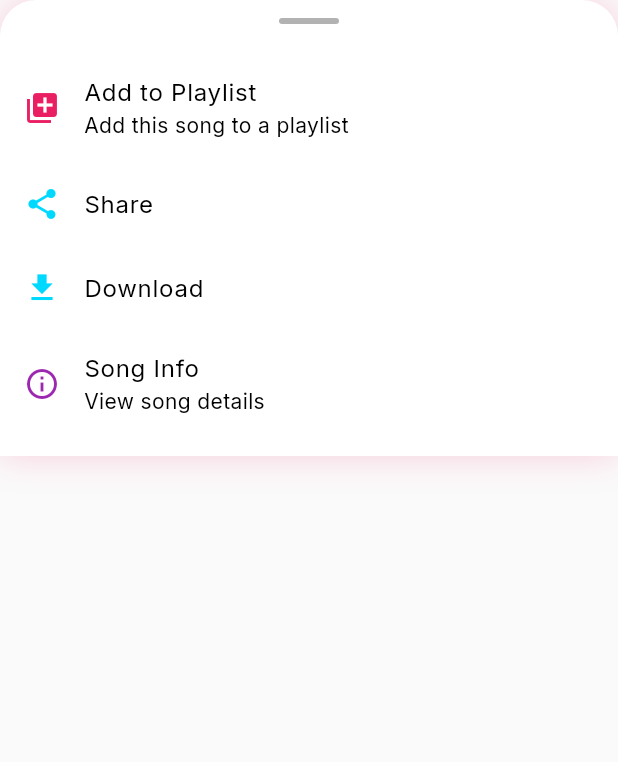
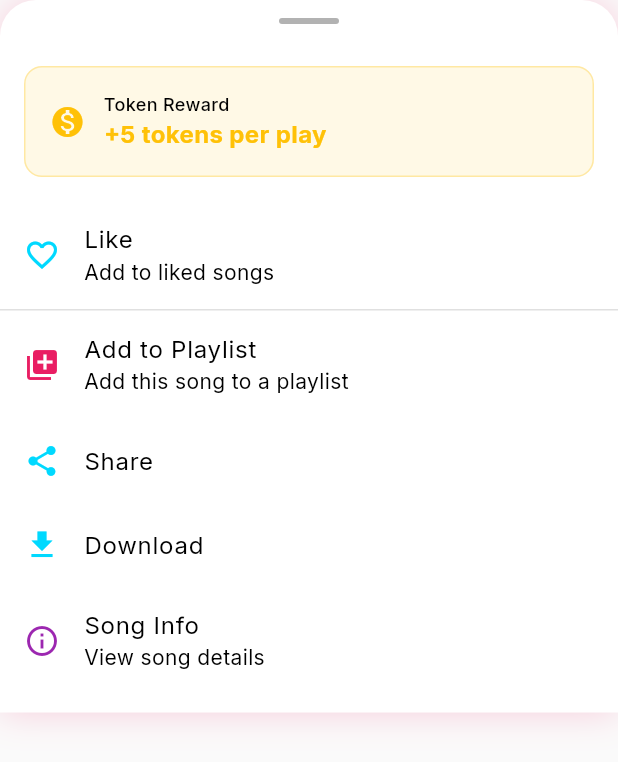
Before and after one commit to breakinghits01/artist-monetization-app, a Flutter app: the SongOptionsSheet widget shown alone on an empty page, opened directly with sample values from the repository, on a phone screen of 412 x 824 dp. Shown: the top 762 px of the screen. Run offline on Flutter 3.47's test engine with Material 3 defaults, Android fonts, the phone set to English and light mode, and no system bars; our stand-ins replace audio_service, cached_network_image, dio, file_picker, flutter_riverpod, flutter_secure_storage and 10 more; missing offline and left inert: audio_session, dart:html, encrypt; accounts and stored records are empty; network calls fail.

Commit message:
refactor: Move token & like from song list to options menu for better readability

```diff
--- a/lib/features/profile/presentation/widgets/song_options_sheet.dart
+++ b/lib/features/profile/presentation/widgets/song_options_sheet.dart
@@ -4,6 +4,7 @@ import '../../../player/models/song_model.dart';
 import '../../../playlist/widgets/add_to_playlist_sheet.dart';
 import '../../../auth/providers/auth_provider.dart';
 import '../../providers/user_songs_provider.dart';
+import '../../providers/liked_songs_provider.dart';
 import 'song_info_dialog.dart';
 
 /// Bottom sheet for song options (add to playlist, share, download, info, delete)
@@ -58,6 +59,66 @@ class SongOptionsSheet extends ConsumerWidget {
               ),
             ),
             const SizedBox(height: 20),
+            // Token Reward Info
+            Container(
+              margin: const EdgeInsets.symmetric(horizontal: 16, vertical: 8),
+              padding: const EdgeInsets.all(16),
+              decoration: BoxDecoration(
+                color: Colors.amber.withValues(alpha: 0.1),
+                borderRadius: BorderRadius.circular(12),
+                border: Border.all(color: Colors.amber.withValues(alpha: 0.3)),
+              ),
+              child: Row(
+                children: [
+                  Icon(Icons.monetization_on, color: Colors.amber, size: 24),
+                  const SizedBox(width: 12),
+                  Expanded(
+                    child: Column(
+                      crossAxisAlignment: CrossAxisAlignment.start,
+                      children: [
+                        const Text(
+                          'Token Reward',
+                          style: TextStyle(
+                            fontSize: 12,
+                            fontWeight: FontWeight.w500,
+                          ),
+                        ),
+                        Text(
+                          '+${song.tokenReward} tokens per play',
+                          style: TextStyle(
+                            fontSize: 16,
+                            fontWeight: FontWeight.bold,
+                            color: Colors.amber,
+                          ),
+                        ),
+                      ],
+                    ),
+                  ),
+                ],
+              ),
+            ),
+            const SizedBox(height: 8),
+            // Like/Unlike Option
+            Consumer(
+              builder: (context, ref, child) {
+                final likedSongs = ref.watch(likedSongsProvider);
+                final isLiked = likedSongs.contains(song.id);
+
+                return ListTile(
+                  leading: Icon(
+                    isLiked ? Icons.favorite : Icons.favorite_border,
+                    color: isLiked ? Colors.red : theme.colorScheme.secondary,
+                  ),
+                  title: Text(isLiked ? 'Unlike' : 'Like'),
+                  subtitle: Text(isLiked ? 'Remove from liked songs' : 'Add to liked songs'),
+                  onTap: () {
+                    ref.read(likedSongsProvider.notifier).toggleLike(song.id);
+                    Navigator.pop(context);
+                  },
+                );
+              },
+            ),
+            const Divider(height: 1),
             ListTile(
               leading: Icon(Icons.add_to_photos, color: theme.colorScheme.primary),
               title: const Text('Add to Playlist'),
```
Also changed, not shown: lib/features/profile/presentation/screens/profile_screen.dart (+5 -3 lines), lib/features/profile/presentation/widgets/song_list_item.dart (+7 -42 lines).
